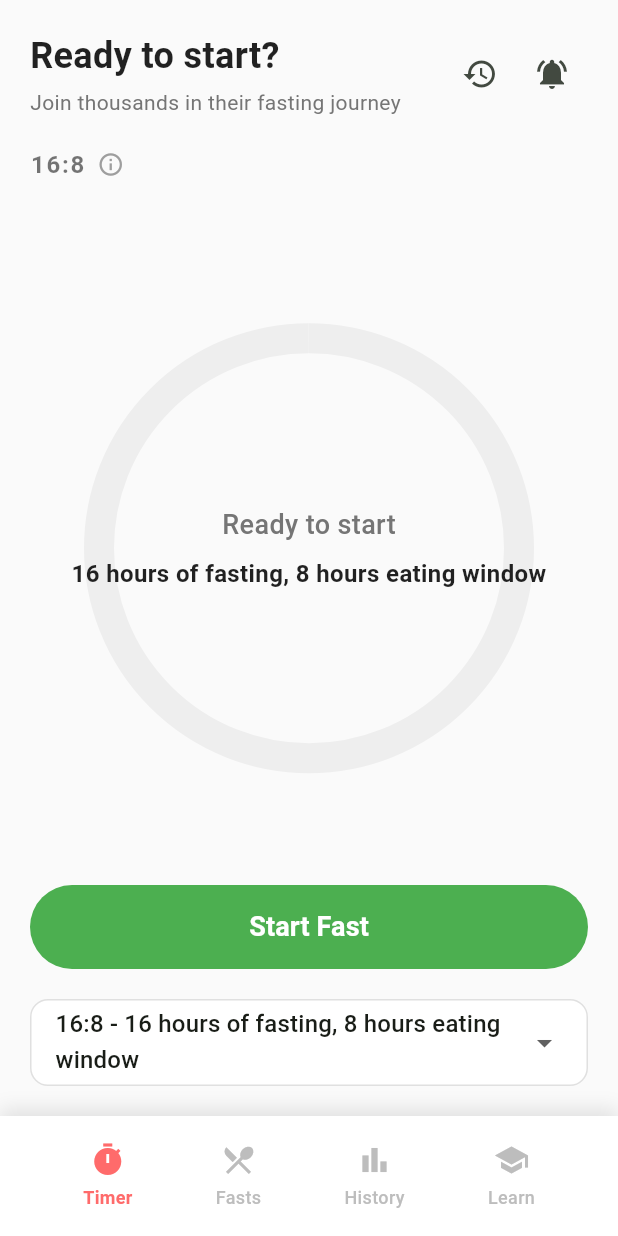
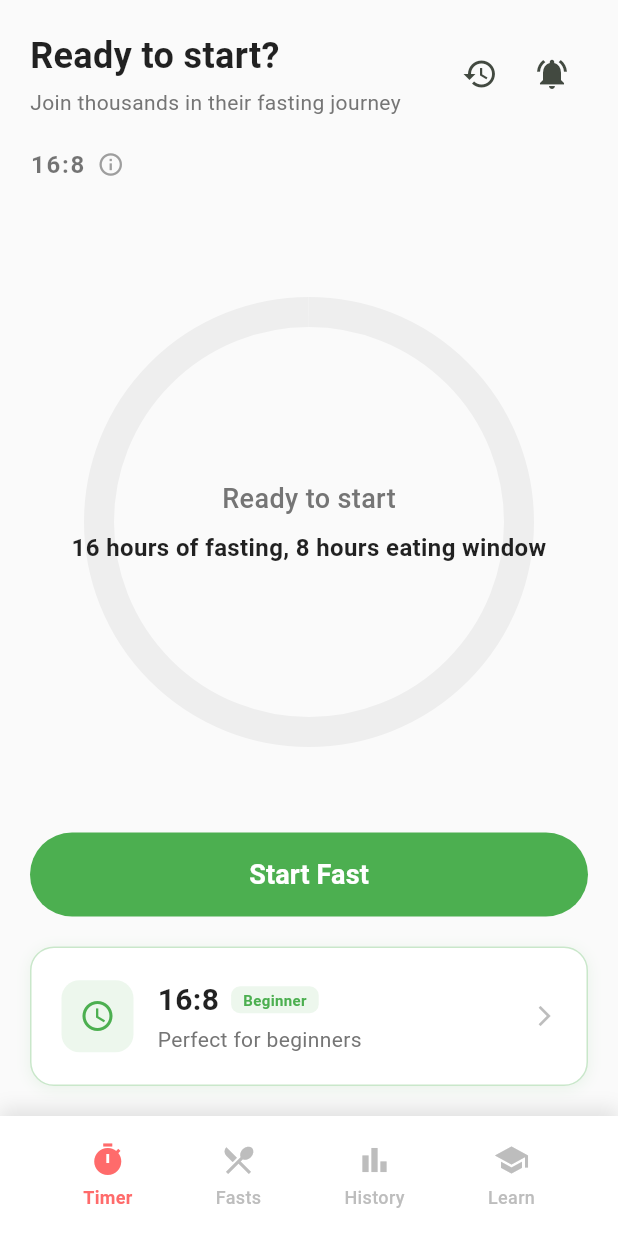
Before and after one commit to Steccanella/track-my-fast, a Flutter app: the screen it shows once a user with an empty profile is signed in, on a phone screen of 412 x 824 dp. Run offline on Flutter 3.47's test engine with Material 3 defaults, Android fonts, the phone set to English and light mode, and no system bars; our stand-ins replace cloud_firestore, firebase_auth, firebase_core, flutter_local_notifications, shared_preferences, timezone; accounts and stored records are empty.

Commit message:
Different fasting types added

```diff
--- a/lib/models/fasting_type.dart
+++ b/lib/models/fasting_type.dart
@@ -1,14 +1,26 @@
+import 'package:flutter/material.dart';
+
 class FastingType {
   final String name;
   final Duration fastingDuration;
   final Duration eatingDuration;
   final String description;
+  final String subtitle;
+  final Color color;
+  final IconData icon;
+  final String difficulty;
+  final bool isCustom;
 
   const FastingType({
     required this.name,
     required this.fastingDuration,
     required this.eatingDuration,
     required this.description,
+    required this.subtitle,
+    required this.color,
+    required this.icon,
+    required this.difficulty,
+    this.isCustom = false,
   });
 
   static const List<FastingType> presetTypes = [
@@ -17,24 +29,51 @@ class FastingType {
       fastingDuration: Duration(hours: 16),
       eatingDuration: Duration(hours: 8),
       description: '16 hours of fasting, 8 hours eating window',
+      subtitle: 'Perfect for beginners',
+      color: Color(0xFF4CAF50),
+      icon: Icons.access_time,
+      difficulty: 'Beginner',
     ),
     FastingType(
       name: '18:6',
       fastingDuration: Duration(hours: 18),
       eatingDuration: Duration(hours: 6),
       description: '18 hours of fasting, 6 hours eating window',
+      subtitle: 'Intermediate fasting',
+      color: Color(0xFF2196F3),
+      icon: Icons.schedule,
+      difficulty: 'Intermediate',
     ),
     FastingType(
       name: '20:4',
       fastingDuration: Duration(hours: 20),
       eatingDuration: Duration(hours: 4),
       description: '20 hours of fasting, 4 hours eating window',
+      subtitle: 'Warrior diet protocol',
+      color: Color(0xFFFF9800),
+      icon: Icons.fitness_center,
+      difficulty: 'Advanced',
     ),
     FastingType(
       name: '24:0',
       fastingDuration: Duration(hours: 24),
       eatingDuration: Duration(hours: 0),
       description: '24 hours fasting',
+      subtitle: 'One meal a day (OMAD)',
+      color: Color(0xFFE91E63),
+      icon: Icons.restaurant,
+      difficulty: 'Expert',
+    ),
+    FastingType(
+      name: 'Custom',
+      fastingDuration: Duration(hours: 1),
+      eatingDuration: Duration(hours: 0),
+      description: 'Set your own timer',
+      subtitle: 'Flexible fasting',
+      color: Color(0xFF9C27B0),
+      icon: Icons.tune,
+      difficulty: 'All Levels',
+      isCustom: true,
     ),
   ];
 }
--- a/lib/screens/home_screen.dart
+++ b/lib/screens/home_screen.dart
@@ -5,6 +5,7 @@ import '../providers/fasting_provider.dart';
 import '../models/fasting_type.dart';
 import 'package:intl/intl.dart';
 import 'history_screen.dart';
+import 'fasting_options_screen.dart';
 
 class HomeScreen extends StatelessWidget {
   const HomeScreen({super.key});
@@ -333,35 +334,100 @@ class HomeScreen extends StatelessWidget {
                   Padding(
                     padding: const EdgeInsets.only(
                         bottom: 20.0, left: 20.0, right: 20.0),
-                    child: Container(
-                      padding: const EdgeInsets.symmetric(
-                          horizontal: 16, vertical: 4),
-                      decoration: BoxDecoration(
-                        color: Colors.white,
-                        borderRadius: BorderRadius.circular(12),
-                        border: Border.all(color: Colors.grey[300]!),
-                      ),
-                      child: DropdownButton<FastingType>(
-                        isExpanded: true,
-                        value: selectedType,
-                        underline: Container(),
-                        items: FastingType.presetTypes
-                            .map((type) => DropdownMenuItem(
-                                  value: type,
-                                  child: Text(
-                                    '${type.name} - ${type.description}',
-                                    style: const TextStyle(
-                                      fontSize: 16,
-                                      fontWeight: FontWeight.w500,
+                    child: GestureDetector(
+                      onTap: () {
+                        Navigator.push(
+                          context,
+                          MaterialPageRoute(
+                            builder: (context) => const FastingOptionsScreen(),
+                          ),
+                        );
+                      },
+                      child: Container(
+                        padding: const EdgeInsets.all(20),
+                        decoration: BoxDecoration(
+                          color: Colors.white,
+                          borderRadius: BorderRadius.circular(16),
+                          border: Border.all(
+                              color: selectedType.color.withOpacity(0.3)),
+                          boxShadow: [
+                            BoxShadow(
+                              color: selectedType.color.withOpacity(0.1),
+                              blurRadius: 8,
+                              offset: const Offset(0, 2),
+                            ),
+                          ],
+                        ),
+                        child: Row(
+                          children: [
+                            Container(
+                              padding: const EdgeInsets.all(12),
+                              decoration: BoxDecoration(
+                                color: selectedType.color.withOpacity(0.1),
+                                borderRadius: BorderRadius.circular(12),
+                              ),
+                              child: Icon(
+                                selectedType.icon,
+                                color: selectedType.color,
+                                size: 24,
+                              ),
+                            ),
+                            const SizedBox(width: 16),
+                            Expanded(
+                              child: Column(
+                                crossAxisAlignment: CrossAxisAlignment.start,
+                                children: [
+                                  Row(
+                                    children: [
+                                      Text(
+                                        selectedType.name,
+                                        style: const TextStyle(
+                                          fontSize: 20,
+                                          fontWeight: FontWeight.bold,
+                                          color: Colors.black87,
+                                        ),
+                                      ),
+                                      const SizedBox(width: 8),
+                                      Container(
+                                        padding: const EdgeInsets.symmetric(
+                                          horizontal: 8,
+                                          vertical: 2,
+                                        ),
+                                        decoration: BoxDecoration(
+                                          color: selectedType.color
+                                              .withOpacity(0.1),
+                                          borderRadius:
+                                              BorderRadius.circular(6),
+                                        ),
+                                        child: Text(
+                                          selectedType.difficulty,
+                                          style: TextStyle(
+                                            fontSize: 10,
+                                            fontWeight: FontWeight.w600,
+                                            color: selectedType.color,
+                                          ),
+                                        ),
+                                      ),
+                                    ],
+                                  ),
+                                  const SizedBox(height: 2),
+                                  Text(
+                                    selectedType.subtitle,
+                                    style: TextStyle(
+                                      fontSize: 14,
+                                      color: Colors.grey[600],
                                     ),
                                   ),
-                                ))
-                            .toList(),
-                        onChanged: (type) {
-                          if (type != null) {
-                            fastingProvider.setSelectedType(type);
-                          }
-                        },
+                                ],
+                              ),
+                            ),
+                            Icon(
+                              Icons.arrow_forward_ios,
+                              color: Colors.grey[400],
+                              size: 16,
+                            ),
+                          ],
+                        ),
                       ),
                     ),
                   ),
```
Also changed, not shown: lib/providers/fasting_provider.dart (+14 -4 lines), lib/screens/fasting_options_screen.dart (added, +543 -0 lines).
